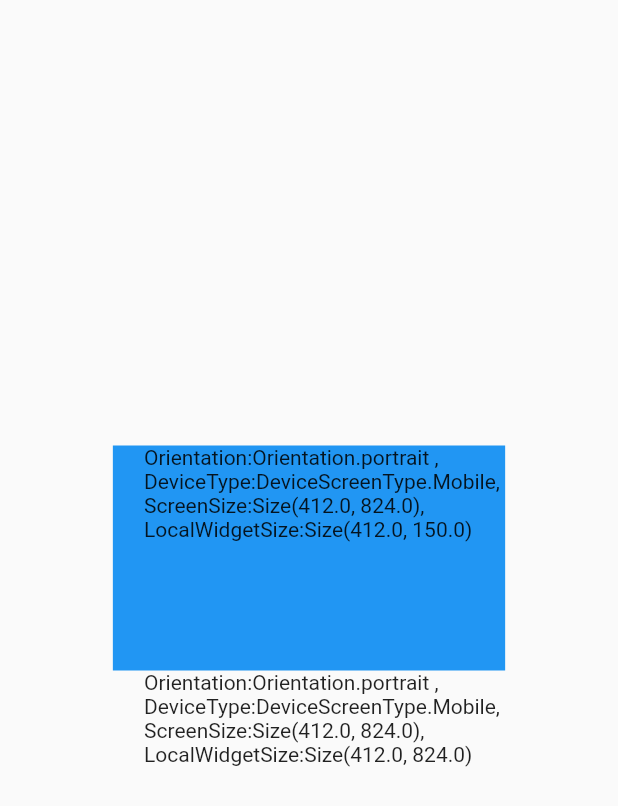
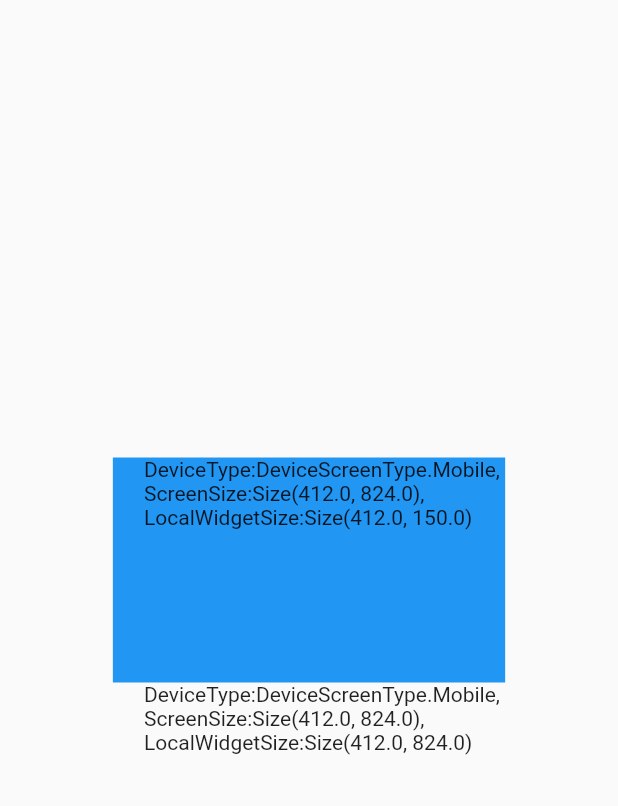
Before and after one commit to AvatarDevs/portfolio, a Flutter app: the screen it shows after launch, on a phone screen of 412 x 824 dp. Shown: the top 806 px of the screen. Run offline on Flutter 3.47's test engine with Material 2 defaults, Android fonts, the light colour scheme and no system bars; our stand-ins replace device_preview.

Commit message:
rename to responivebuilder, remove orientation check

```diff
--- a/lib/ui/base_widget.dart
+++ b/lib/ui/base_widget.dart
@@ -2,11 +2,11 @@ import 'package:flutter/material.dart';
 import 'package:portfolio/ui/sizing_information.dart';
 import 'package:portfolio/utils/ui_utils.dart';
 
-class BaseWidget extends StatelessWidget {
+class ResponsiveBuilder extends StatelessWidget {
   final Widget Function(
       BuildContext context, SizingInformation sizingInformation) builder;
 
-  const BaseWidget({Key key, this.builder}) : super(key: key);
+  const ResponsiveBuilder({Key key, this.builder}) : super(key: key);
 
   @override
   Widget build(BuildContext context) {
@@ -14,7 +14,6 @@ class BaseWidget extends StatelessWidget {
 
     return LayoutBuilder(builder: (context, constraints) {
       var sizingInformation = SizingInformation(
-          orientation: mediaQuery.orientation,
           screenSize: mediaQuery.size,
           deviceScreenType: getDeviceType(mediaQuery),
           localWidgetSize: Size(
--- a/lib/ui/sizing_information.dart
+++ b/lib/ui/sizing_information.dart
@@ -2,13 +2,11 @@ import 'package:flutter/material.dart';
 import 'package:portfolio/enums/device_screen_type.dart';
 
 class SizingInformation {
-  final Orientation orientation;
   final DeviceScreenType deviceScreenType;
   final Size screenSize;
   final Size localWidgetSize;
 
   SizingInformation({
-    this.orientation,
     this.deviceScreenType,
     this.screenSize,
     this.localWidgetSize,
@@ -18,7 +16,6 @@ class SizingInformation {
   String toString() {
     // TODO: implement toString
     return '''
-      Orientation:$orientation ,
       DeviceType:$deviceScreenType,
       ScreenSize:$screenSize,
       LocalWidgetSize:$localWidgetSize
--- a/lib/ui/views/home_view.dart
+++ b/lib/ui/views/home_view.dart
@@ -4,7 +4,7 @@ import 'package:portfolio/ui/base_widget.dart';
 class HomeView extends StatelessWidget {
   @override
   Widget build(BuildContext context) {
-    return BaseWidget(
+    return ResponsiveBuilder(
       builder: (context, sizingInformation) {
         return Scaffold(
           body: Center(
@@ -16,7 +16,7 @@ class HomeView extends StatelessWidget {
 
                   color: Colors.blue,
                   //margin: EdgeInsets.all(75),
-                  child: BaseWidget(
+                  child: ResponsiveBuilder(
                     builder: (context, sizingInfo) => Text(
                       sizingInfo.toString(),
                     ),
--- a/lib/utils/ui_utils.dart
+++ b/lib/utils/ui_utils.dart
@@ -2,14 +2,9 @@ import 'package:flutter/widgets.dart';
 import 'package:portfolio/enums/device_screen_type.dart';
 
 DeviceScreenType getDeviceType(MediaQueryData mediaQuery) {
-  var orientation = mediaQuery.orientation;
 
-  double deviceWidth = 0;
-  if (orientation == Orientation.landscape) {
-    deviceWidth = mediaQuery.size.height;
-  } else {
-    deviceWidth = mediaQuery.size.width;
-  }
+  double deviceWidth = mediaQuery.size.shortestSide;
+
 
   if (deviceWidth > 950) {
     return DeviceScreenType.Desktop;
```
